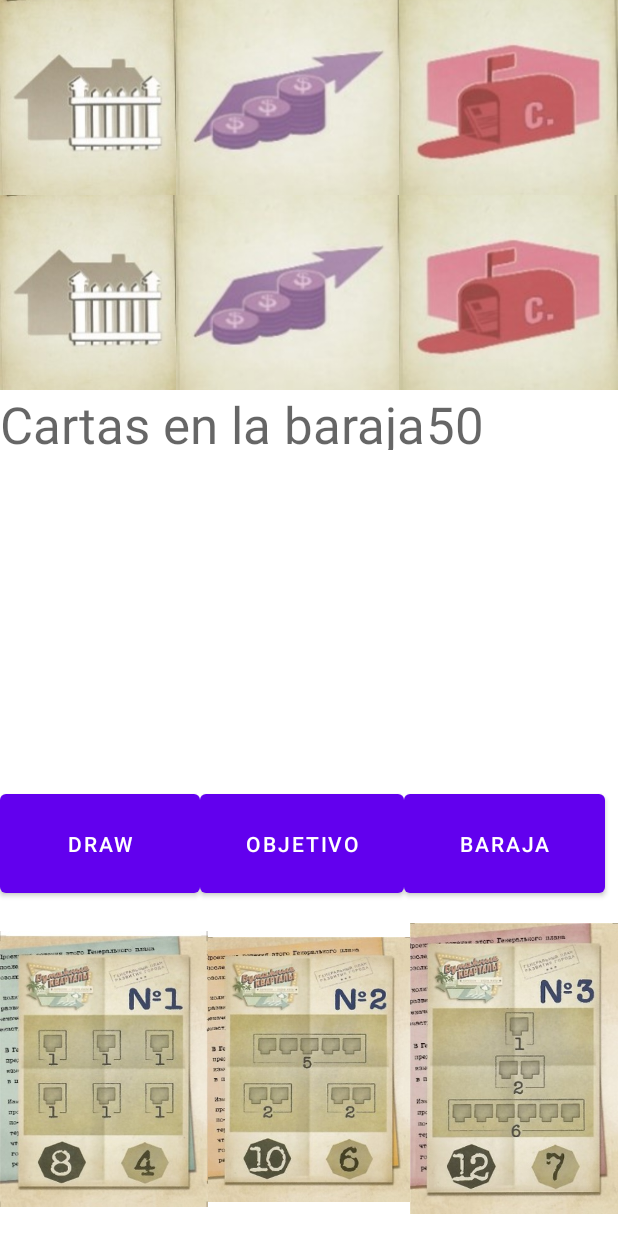
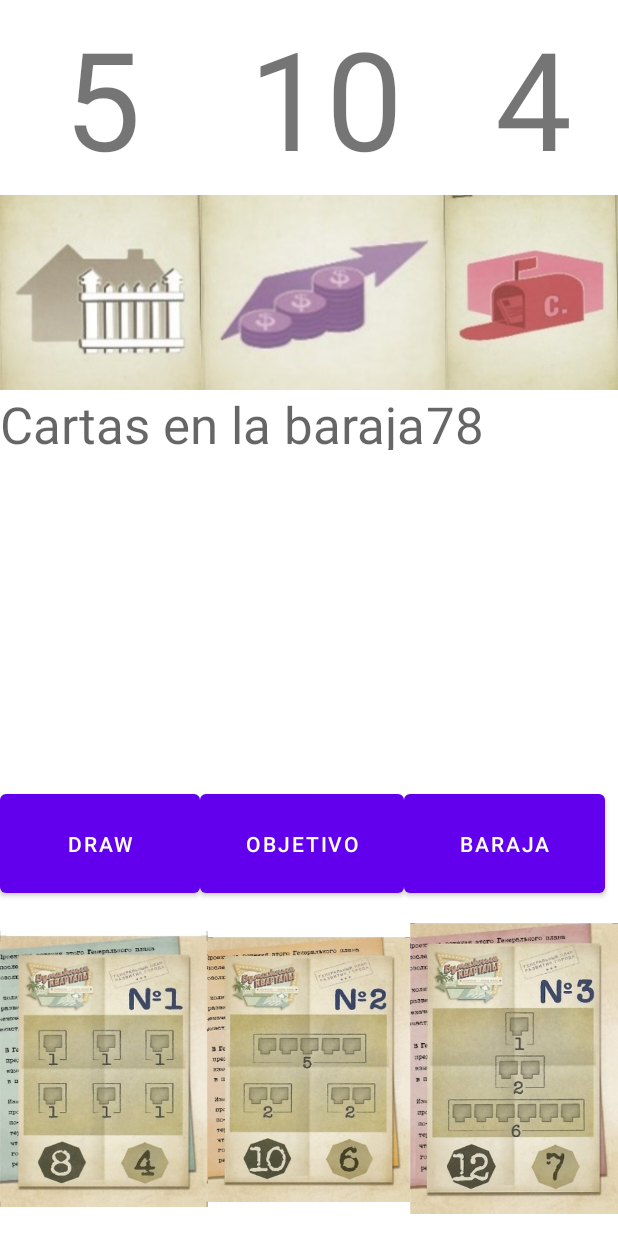
Before and after one commit to Dimeruben/WelcomeTo...Automatic, an Android app: the screen it shows after launch (MainActivity), on a phone screen of 412 x 824 dp. Run offline under Robolectric (Android 15) with nearby library versions, the phone set to English and light mode, and no system bars; our stand-ins replace sdp/ssp sizes.

Commit message:
Primera versión funcional

```diff
--- /dev/null
+++ b/app/src/main/java/com/example/welcometo2/Card.kt
@@ -0,0 +1,13 @@
+package com.example.welcometo2
+
+
+
+class Card(var number : Int ,
+           var action : Int)  {
+
+    /**
+     * Overriding the toString method
+     * @return String in the following format: "Card: number of action"
+     */
+
+}
--- /dev/null
+++ b/app/src/main/java/com/example/welcometo2/Deck.kt
@@ -0,0 +1,139 @@
+package com.example.welcometo2
+
+
+/**
+ * Deck class
+ * @property cards Mutable List of Card
+ * @constructor Populates Cards with all 52 cards in a regular deck
+ */
+
+
+class Deck {
+
+    var cards:   MutableList<Card> = mutableListOf()
+
+    init {
+
+        cards.add(Card(1	,1))
+        cards.add(Card(6	,1))
+        cards.add(Card(9	,1))
+        cards.add(Card(5	,1))
+        cards.add(Card(8	,1))
+        cards.add(Card(5	,1))
+        cards.add(Card(8	,1))
+        cards.add(Card(3	,1))
+        cards.add(Card(7	,1))
+        cards.add(Card(6	,1))
+        cards.add(Card(2	,1))
+        cards.add(Card(13,1))
+        cards.add(Card(11,1))
+        cards.add(Card(11,1))
+        cards.add(Card(10,1))
+        cards.add(Card(15,1))
+        cards.add(Card(14,1))
+        cards.add(Card(10,1))
+        cards.add(Card(4	,2))
+        cards.add(Card(2	,2))
+        cards.add(Card(1	,2))
+        cards.add(Card(7	,2))
+        cards.add(Card(10,2))
+        cards.add(Card(7	,2))
+        cards.add(Card(9	,2))
+        cards.add(Card(6	,2))
+        cards.add(Card(9	,2))
+        cards.add(Card(5	,2))
+        cards.add(Card(8	,2))
+        cards.add(Card(8	,2))
+        cards.add(Card(5	,2))
+        cards.add(Card(15,2))
+        cards.add(Card(14,2))
+        cards.add(Card(11,2))
+        cards.add(Card(12,2))
+        cards.add(Card(11,2))
+        cards.add(Card(2	,6))
+        cards.add(Card(1	,6))
+        cards.add(Card(5	,6))
+        cards.add(Card(5	,6))
+        cards.add(Card(4	,6))
+        cards.add(Card(8	,6))
+        cards.add(Card(11,6))
+        cards.add(Card(8	,6))
+        cards.add(Card(11,6))
+        cards.add(Card(7	,6))
+        cards.add(Card(10,6))
+        cards.add(Card(7	,6))
+        cards.add(Card(9	,6))
+        cards.add(Card(9	,6))
+        cards.add(Card(6	,6))
+        cards.add(Card(15,6))
+        cards.add(Card(14,6))
+        cards.add(Card(12,6))
+        cards.add(Card(4	,5))
+        cards.add(Card(10,5))
+        cards.add(Card(3	,5))
+        cards.add(Card(9	,5))
+        cards.add(Card(8	,5))
+        cards.add(Card(7	,5))
+        cards.add(Card(6	,5))
+        cards.add(Card(13,5))
+        cards.add(Card(12,5))
+        cards.add(Card(6	,4))
+        cards.add(Card(12,4))
+        cards.add(Card(4	,4))
+        cards.add(Card(10,4))
+        cards.add(Card(3	,4))
+        cards.add(Card(9	,4))
+        cards.add(Card(8	,4))
+        cards.add(Card(7	,4))
+        cards.add(Card(7	,3))
+        cards.add(Card(13,3))
+        cards.add(Card(6	,3))
+        cards.add(Card(12,3))
+        cards.add(Card(4	,3))
+        cards.add(Card(10,3))
+        cards.add(Card(3	,3))
+        cards.add(Card(9	,3))
+        cards.add(Card(8	,3))
+        cards.add(Card(13,4))
+
+        cards.shuffle()
+
+    }
+
+    /**
+     * Shuffles the cards list
+     */
+    fun shuffle() {
+        cards.shuffle()
+    }
+
+    /**
+     * Removes the first card form the cards list
+     * @return Card if deck is not empty
+     * @note use with ?. as the return type is nullable
+     */
+    fun draw() {
+        repeat(3){
+            if (cards.isNotEmpty()) { cards.removeAt(0) }
+        }
+    }
+
+    fun numberAt(i:Int): Int {
+        return cards.elementAt(i).number
+    }
+
+    fun actionAt(i:Int): Int {
+        return cards.elementAt(i).action
+    }
+    /**
+     *@return Size of the deck
+     */
+    fun getSize(): Int = cards.size - 3
+
+    /**
+     *
+     * Prints all the deck to a given OutputStream
+     * @param outputStream
+     */
+
+}
--- a/app/src/main/java/com/example/welcometo2/MainActivity.kt
+++ b/app/src/main/java/com/example/welcometo2/MainActivity.kt
@@ -1,30 +1,105 @@
 package com.example.welcometo2
 
+import android.app.Notification
 import androidx.appcompat.app.AppCompatActivity
 import android.os.Bundle
 import com.example.welcometo2.databinding.ActivityMainBinding
 
 class MainActivity : AppCompatActivity() {
 
+    var deck = Deck()
+
+    var actionFig = listOf<Int>(
+        R.drawable.imagen1,
+        R.drawable.imagen2,
+        R.drawable.imagen3,
+        R.drawable.imagen4,
+        R.drawable.imagen5,
+        R.drawable.imagen6
+    )
+
+    var obj1Fig = listOf<Int>(
+        R.drawable.obj1_1,
+        R.drawable.obj1_2,
+        R.drawable.obj1_3,
+        R.drawable.obj1_4,
+        R.drawable.obj1_5
+    )
+
+    var obj2Fig = listOf<Int>(
+        R.drawable.obj2_1,
+        R.drawable.obj2_2,
+        R.drawable.obj2_3,
+        R.drawable.obj2_4,
+        R.drawable.obj2_5,
+        R.drawable.obj2_6
+    )
+
+    var obj3Fig = listOf<Int>(
+        R.drawable.obj3_1,
+        R.drawable.obj3_2,
+        R.drawable.obj3_3,
+        R.drawable.obj3_4,
+        R.drawable.obj3_5,
+        R.drawable.obj3_6
+    )
+
+
+
+
     public lateinit var binding:ActivityMainBinding;
+
 
 
     override fun onCreate(savedInstanceState: Bundle?) {
         super.onCreate(savedInstanceState)
         setContentView(R.layout.activity_main)
 
-        val binding = ActivityMainBinding.inflate(layoutInflater)
+
+        val  binding = ActivityMainBinding.inflate(layoutInflater)
         setContentView(binding.root)
 
-/*
-        binding.draw.setOnClickListener{
-            binding.Card1.setImageResource(R.drawable.imagen1)
+        binding.baraja?.setOnClickListener {
+            deck=Deck()
+            deck.shuffle()
+            printLayout(binding)
+
         }
 
-        binding.baraja.setOnClickListener{
-            binding.Card1.setImageResource(R.drawable.imagen2)
-        }*/
+        binding.draw?.setOnClickListener{
+            deck.draw()
+            printLayout(binding)
+        }
+
+        binding.Objetivo?.setOnClickListener{
+
+
+            binding.Obj1?.setImageResource(obj1Fig.get(random(4)))
+            binding.Obj2?.setImageResource(obj2Fig.get(random(5)))
+            binding.Obj3?.setImageResource(obj3Fig.get(random(5)))
+
+        }
 
     }
 
+    fun printLayout(binding: ActivityMainBinding) {
+
+        binding.Card1?.setText(deck.numberAt(3).toString())
+        binding.Card2?.setText(deck.numberAt(4).toString())
+        binding.Card3?.setText(deck.numberAt(5).toString())
+
+        binding.Card4?.setImageResource(actionFig.get(deck.actionAt(0)-1))
+        binding.Card5?.setImageResource(actionFig.get(deck.actionAt(1)-1))
+        binding.Card6?.setImageResource(actionFig.get(deck.actionAt(2)-1))
+
+        binding.nDeck?.setText(deck.getSize().toString())
+
+
+    }
+
+    fun random(num:Int): Int {
+        val random1 = (0..num).shuffled().last()
+        return random1
+    }
+
 }
--- a/app/src/main/res/layout-port/activity_main.xml
+++ b/app/src/main/res/layout-port/activity_main.xml
@@ -18,31 +18,32 @@
         app:layout_constraintStart_toStartOf="parent"
         app:layout_constraintTop_toTopOf="parent">
 
-        <ImageView
+        <TextView
             android:id="@+id/Card1"
-            android:layout_width="117dp"
+            android:layout_width="136dp"
             android:layout_height="match_parent"
-            android:cropToPadding="false"
-            android:scaleType="centerCrop"
-            app:srcCompat="@drawable/imagen1" />
+            android:gravity="center_horizontal|center_vertical"
+            android:text="5"
+            android:textSize="@dimen/_70sdp" />
 
-        <ImageView
+        <TextView
             android:id="@+id/Card2"
-            android:layout_width="184dp"
+            android:layout_width="wrap_content"
             android:layout_height="match_parent"
             android:layout_weight="1"
-            android:cropToPadding="false"
-            android:scaleType="centerCrop"
-            app:srcCompat="@drawable/imagen2" />
+            android:gravity="center_horizontal|center_vertical"
+            android:textSize="@dimen/_70sdp"
+            android:text="10" />
 
-        <ImageView
+        <TextView
             android:id="@+id/Card3"
             android:layout_width="wrap_content"
             android:layout_height="match_parent"
             android:layout_weight="1"
-            android:cropToPadding="false"
-            android:scaleType="centerCrop"
-            app:srcCompat="@drawable/imagen3" />
+            android:gravity="center_horizontal|center_vertical"
+            android:textSize="@dimen/_70sdp"
+            android:text="4" />
+
 
     </LinearLayout>
 
@@ -58,7 +59,7 @@
 
         <ImageView
             android:id="@+id/Card4"
-            android:layout_width="117dp"
+            android:layout_width="134dp"
             android:layout_height="match_parent"
             android:cropToPadding="false"
             android:scaleType="centerCrop"
@@ -66,7 +67,7 @@
 
         <ImageView
             android:id="@+id/Card5"
-            android:layout_width="184dp"
+            android:layout_width="229dp"
             android:layout_height="match_parent"
             android:layout_weight="1"
             android:cropToPadding="false"
@@ -89,7 +90,6 @@
         android:layout_width="match_parent"
         android:layout_height="40dp"
         android:orientation="horizontal"
-        app:layout_constraintBottom_toTopOf="@+id/draw"
         app:layout_constraintEnd_toEndOf="parent"
         app:layout_constraintStart_toStartOf="parent"
         app:layout_constraintTop_toBottomOf="@+id/zCardBot">
@@ -106,7 +106,7 @@
             android:layout_width="match_parent"
             android:layout_height="match_parent"
             android:layout_weight="1"
-            android:text="50"
+            android:text="78"
             android:textAppearance="@style/TextAppearance.AppCompat.Display1" />
     </LinearLayout>
 
@@ -151,7 +151,7 @@
         app:layout_constraintTop_toBottomOf="@+id/zButtons">
 
         <ImageView
-            android:id="@+id/imageView3"
+            android:id="@+id/Obj1"
             android:layout_width="wrap_content"
             android:layout_height="wrap_content"
             android:layout_weight="1"
@@ -159,7 +159,7 @@
             app:srcCompat="@drawable/obj1_1" />
 
         <ImageView
-            android:id="@+id/imageView4"
+            android:id="@+id/Obj2"
             android:layout_width="wrap_content"
             android:layout_height="wrap_content"
             android:layout_weight="1"
@@ -167,7 +167,7 @@
             app:srcCompat="@drawable/obj2_1" />
 
         <ImageView
-            android:id="@+id/imageView5"
+            android:id="@+id/Obj3"
             android:layout_width="wrap_content"
             android:layout_height="wrap_content"
             android:layout_weight="1"
--- a/app/src/main/res/layout/activity_main.xml
+++ b/app/src/main/res/layout/activity_main.xml
@@ -18,31 +18,32 @@
         app:layout_constraintStart_toStartOf="parent"
         app:layout_constraintTop_toTopOf="parent">
 
-        <ImageView
+        <TextView
             android:id="@+id/Card1"
-            android:layout_width="117dp"
+            android:layout_width="136dp"
             android:layout_height="match_parent"
-            android:cropToPadding="false"
-            android:scaleType="centerCrop"
-            app:srcCompat="@drawable/imagen1" />
+            android:gravity="center_horizontal|center_vertical"
+            android:text="5"
+            android:textSize="@dimen/_70sdp" />
 
-        <ImageView
+        <TextView
             android:id="@+id/Card2"
-            android:layout_width="184dp"
+            android:layout_width="wrap_content"
             android:layout_height="match_parent"
             android:layout_weight="1"
-            android:cropToPadding="false"
-            android:scaleType="centerCrop"
-            app:srcCompat="@drawable/imagen2" />
+            android:gravity="center_horizontal|center_vertical"
+            android:textSize="@dimen/_70sdp"
+            android:text="10" />
 
-        <ImageView
+        <TextView
             android:id="@+id/Card3"
             android:layout_width="wrap_content"
             android:layout_height="match_parent"
             android:layout_weight="1"
-            android:cropToPadding="false"
-            android:scaleType="centerCrop"
-            app:srcCompat="@drawable/imagen3" />
+            android:gravity="center_horizontal|center_vertical"
+            android:textSize="@dimen/_70sdp"
+            android:text="4" />
+
 
     </LinearLayout>
 
@@ -58,7 +59,7 @@
 
         <ImageView
             android:id="@+id/Card4"
-            android:layout_width="117dp"
+            android:layout_width="134dp"
             android:layout_height="match_parent"
             android:cropToPadding="false"
             android:scaleType="centerCrop"
@@ -66,7 +67,7 @@
 
         <ImageView
             android:id="@+id/Card5"
-            android:layout_width="184dp"
+            android:layout_width="229dp"
             android:layout_height="match_parent"
             android:layout_weight="1"
             android:cropToPadding="false"
@@ -89,7 +90,6 @@
         android:layout_width="match_parent"
         android:layout_height="40dp"
         android:orientation="horizontal"
-        app:layout_constraintBottom_toTopOf="@+id/draw"
         app:layout_constraintEnd_toEndOf="parent"
         app:layout_constraintStart_toStartOf="parent"
         app:layout_constraintTop_toBottomOf="@+id/zCardBot">
@@ -151,7 +151,7 @@
         app:layout_constraintTop_toBottomOf="@+id/zButtons">
 
         <ImageView
-            android:id="@+id/imageView3"
+            android:id="@+id/Obj1"
             android:layout_width="wrap_content"
             android:layout_height="wrap_content"
             android:layout_weight="1"
@@ -159,7 +159,7 @@
             app:srcCompat="@drawable/obj1_1" />
 
         <ImageView
-            android:id="@+id/imageView4"
+            android:id="@+id/Obj2"
             android:layout_width="wrap_content"
             android:layout_height="wrap_content"
             android:layout_weight="1"
@@ -167,7 +167,7 @@
             app:srcCompat="@drawable/obj2_1" />
 
         <ImageView
-            android:id="@+id/imageView5"
+            android:id="@+id/Obj3"
             android:layout_width="wrap_content"
             android:layout_height="wrap_content"
             android:layout_weight="1"
```
Also changed, not shown: app/src/main/res/layout_land/activity_main.xml (deleted, +0 -179 lines).
